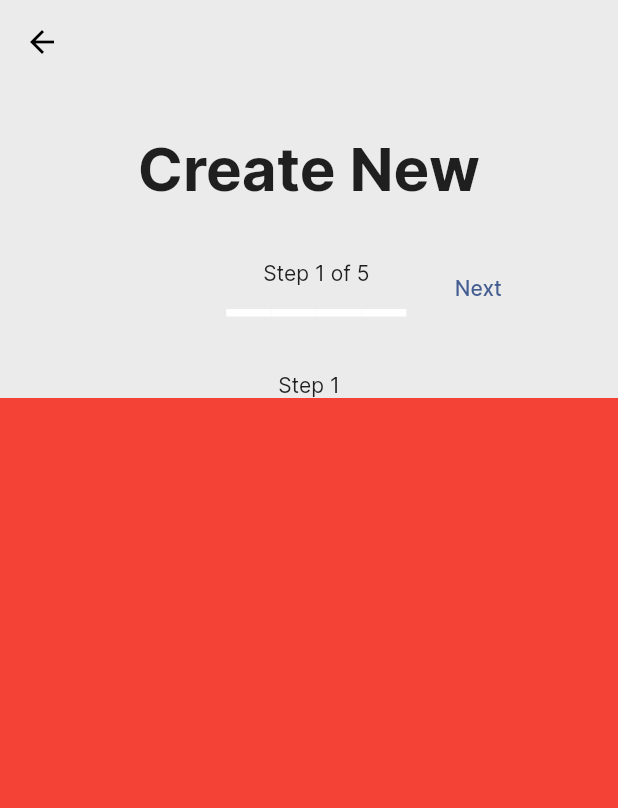
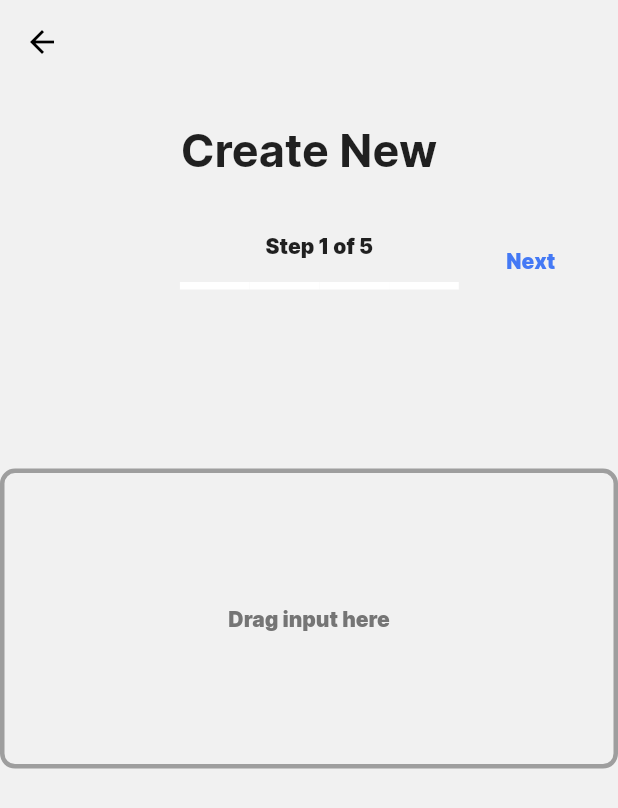
Before and after one commit to darrylad/ML-Studio, a Flutter app: the screen it shows after launch, after a tap on "Login", after a tap on "Create New", on a phone screen of 412 x 824 dp. Shown: the top 808 px of the screen. Run offline on Flutter 3.47's test engine with Material 3 defaults, Android fonts, the phone set to English and light mode, and no system bars.

Commit message:
added pages and selector

```diff
--- /dev/null
+++ b/lib/components/selector.dart
@@ -0,0 +1,76 @@
+import 'package:flutter/material.dart';
+import 'package:graphical_model_interface/theme.dart';
+
+class Selector extends StatefulWidget {
+  final List<String> selectors;
+  final String defaultSelector;
+  final ValueChanged<String>? onSelectionChanged;
+
+  const Selector(
+      {super.key,
+      required this.selectors,
+      required this.defaultSelector,
+      this.onSelectionChanged});
+
+  @override
+  State<Selector> createState() => _SelectorState();
+}
+
+class _SelectorState extends State<Selector> {
+  late String selectedElement;
+
+  @override
+  void initState() {
+    super.initState();
+    selectedElement = widget.defaultSelector;
+  }
+
+  @override
+  Widget build(BuildContext context) {
+    return SingleChildScrollView(
+      child: Padding(
+        padding: EdgeInsets.symmetric(
+            horizontal: 10 + MediaQuery.of(context).size.width * 0.1,
+            vertical: 10),
+        child: Wrap(
+          spacing: 32,
+          alignment: WrapAlignment.center,
+          runSpacing: 16,
+          children: widget.selectors.map((selectorElement) {
+            bool isSelected = selectedElement == selectorElement;
+            return InkWell(
+              onTap: () {
+                if (widget.onSelectionChanged != null) {
+                  widget.onSelectionChanged!(selectorElement);
+                }
+
+                setState(() {
+                  selectedElement = selectorElement;
+                });
+              },
+              child: Container(
+                width: 180,
+                height: 60,
+                decoration: BoxDecoration(
+                  color: isSelected ? Col.blue : Colors.white,
+                  borderRadius: BorderRadius.circular(8),
+                ),
+                child: Center(
+                  child: Text(
+                    selectorElement,
+                    style: TextStyle(
+                      fontSize: 16,
+                      fontWeight:
+                          isSelected ? FontWeight.bold : FontWeight.normal,
+                      color: isSelected ? Colors.white : Colors.black,
+                    ),
+                  ),
+                ),
+              ),
+            );
+          }).toList(),
+        ),
+      ),
+    );
+  }
+}
--- a/lib/components/stepper.dart
+++ b/lib/components/stepper.dart
@@ -1,4 +1,5 @@
 import 'package:flutter/material.dart';
+import 'package:graphical_model_interface/theme.dart';
 
 class Stepper extends StatelessWidget {
   final int totalSteps;
@@ -16,9 +17,9 @@ class Stepper extends StatelessWidget {
 
   Color _stepColor(int index) {
     if (index < currentStep) {
-      return Colors.green.shade700; // Completed steps
+      return Col.green; // Completed steps
     } else if (index == currentStep) {
-      return Colors.blue.shade800; // Current step
+      return Col.blue; // Current step
     } else {
       return Colors.white; // Upcoming steps
     }
@@ -34,6 +35,9 @@ class Stepper extends StatelessWidget {
             opacity: (currentStep > 1) ? 1 : 0,
             child: TextButton(
                 onPressed: (currentStep > 1) ? decrementStep : null,
+                style: ButtonStyle(
+                  foregroundColor: WidgetStateProperty.all<Color>(Col.blue),
+                ),
                 child: const Text("Previous"))),
         const SizedBox(width: 16),
         Column(
@@ -54,10 +58,11 @@ class Stepper extends StatelessWidget {
                         : const SizedBox(),
                     if (index < totalSteps - 1)
                       Container(
-                        width: 30,
+                        width: 30 + MediaQuery.of(context).size.width * 0.04,
                         height: 5,
-                        color: (index + 1 < currentStep)
-                            ? Colors.green.shade700
+                        color: (index + 1 < currentStep &&
+                                (!largeWidth || totalSteps < currentStep))
+                            ? Col.green
                             : Colors.white,
                       ),
                   ],
@@ -67,15 +72,21 @@ class Stepper extends StatelessWidget {
           ],
         ),
         const SizedBox(width: 16),
-        TextButton(onPressed: incrementStep, child: const Text("Next")),
+        TextButton(
+          onPressed: incrementStep,
+          style: ButtonStyle(
+            foregroundColor: WidgetStateProperty.all<Color>(Col.blue),
+          ),
+          child: const Text("Next"),
+        ),
       ],
     );
   }
 
   Container step(int index, Color color) {
     return Container(
-      height: 50,
-      width: 50,
+      height: 35,
+      width: 35,
       decoration: BoxDecoration(
         color: color,
         borderRadius: BorderRadius.circular(150),
--- /dev/null
+++ b/lib/configs.dart
@@ -0,0 +1,35 @@
+final List<String> models = [
+  "ResNet",
+  "MobileNetV2",
+  "InceptionV3",
+  "MobileNetV3",
+  "EfficientNet",
+  "InceptionV2"
+];
+
+Map<String, dynamic> modelConfig = {
+  "models": models,
+  "selectedModel": models[0],
+  "epochs": 10,
+  "batchSize": 32,
+  "learningRate": 0.001,
+  "optimizer": "adam",
+  "loss": "sparse_categorical_crossentropy",
+  "metrics": ["accuracy"],
+  "validationSplit": 0.2,
+  "imageSize": 224,
+  "augmentation": false,
+  "augmentationOptions": {
+    "rotation": 0.1,
+    "widthShift": 0.1,
+    "heightShift": 0.1,
+    "shear": 0.1,
+    "zoom": 0.1,
+    "horizontalFlip": false,
+    "verticalFlip": false,
+    "randomBrightness": false,
+    "randomContrast": false,
+    "randomSaturation": false,
+    "randomHue": false
+  }
+};
--- a/lib/pages/createnew.dart
+++ b/lib/pages/createnew.dart
@@ -1,5 +1,7 @@
 import 'package:flutter/material.dart';
+import 'package:graphical_model_interface/components/selector.dart';
 import 'package:graphical_model_interface/components/stepper.dart' as s;
+import 'package:graphical_model_interface/configs.dart';
 
 class CreateNew extends StatefulWidget {
   const CreateNew({super.key});
@@ -13,6 +15,8 @@ class _CreateNewState extends State<CreateNew> {
   int currentStep = 1;
 
   PageController pageController = PageController();
+
+  String? selectedModel;
 
   void incrementStep() {
     if (currentStep > totalSteps) {
@@ -57,10 +61,10 @@ class _CreateNewState extends State<CreateNew> {
       ),
       body: Column(
         children: [
-          const SizedBox(height: 32),
+          const SizedBox(height: 26),
           const Text(
             'Create New',
-            style: TextStyle(fontSize: 40, fontWeight: FontWeight.bold),
+            style: TextStyle(fontSize: 30, fontWeight: FontWeight.bold),
           ),
           const SizedBox(height: 32),
           s.Stepper(
@@ -70,29 +74,68 @@ class _CreateNewState extends State<CreateNew> {
             decrementStep: decrementStep,
           ),
           const SizedBox(height: 32),
-          Text('Step $currentStep'),
           Expanded(
             child: PageView(
               controller: pageController,
               physics: const NeverScrollableScrollPhysics(),
               children: [
-                Container(
-                  color: Colors.red,
-                ),
-                Container(
-                  color: Colors.blue,
-                ),
-                Container(
-                  color: Colors.green,
-                ),
-                Container(
-                  color: Colors.yellow,
-                ),
-                Container(
-                  color: Colors.purple,
-                ),
+                page1(context),
+                page2(),
+                page3(context, models),
+                Container(),
+                Container(),
               ],
             ),
+          )
+        ],
+      ),
+    );
+  }
+
+  Column page3(BuildContext context, List<String> models) {
+    return Column(
+      children: [
+        const Text("Select a model"),
+        const SizedBox(height: 16),
+        Expanded(
+            child: Selector(
+          selectors: models,
+          defaultSelector: modelConfig["selectedModel"],
+          onSelectionChanged: (newSelection) {
+            setState(() {
+              modelConfig["selectedModel"] = newSelection;
+            });
+          },
+        )),
+      ],
+    );
+  }
+
+  Column page2() {
+    return const Column(
+      children: [
+        Text("Labels"),
+      ],
+    );
+  }
+
+  SingleChildScrollView page1(BuildContext context) {
+    return SingleChildScrollView(
+      child: Column(
+        children: [
+          SizedBox(height: MediaQuery.of(context).size.height * 0.1),
+          Container(
+            height: 200,
+            width: 400 + MediaQuery.of(context).size.width * 0.1,
+            decoration: BoxDecoration(
+              borderRadius: BorderRadius.circular(10),
+              border: Border.all(color: Colors.grey.shade500, width: 3),
+            ),
+            child: Center(
+                child: Text(
+              "Drag input here",
+              style: TextStyle(color: Colors.grey.shade600),
+            )),
           )
         ],
       ),
--- a/lib/pages/home.dart
+++ b/lib/pages/home.dart
@@ -16,7 +16,7 @@ class Home extends StatelessWidget {
                 const SizedBox(height: 100),
                 const Text("Models",
                     style:
-                        TextStyle(fontSize: 40, fontWeight: FontWeight.bold)),
+                        TextStyle(fontSize: 30, fontWeight: FontWeight.bold)),
                 const SizedBox(height: 16),
                 ListTile(
                   title: const Text('Create New'),
--- a/lib/pages/login.dart
+++ b/lib/pages/login.dart
@@ -1,5 +1,6 @@
 import 'package:flutter/material.dart';
 import 'package:graphical_model_interface/pages/home.dart';
+import 'package:graphical_model_interface/theme.dart';
 
 class Login extends StatelessWidget {
   const Login({super.key});
@@ -28,13 +29,19 @@ class Login extends StatelessWidget {
                   labelText: 'Password',
                 ),
               ),
-              const SizedBox(height: 16),
+              const SizedBox(height: 32),
               ElevatedButton(
                 onPressed: () {
                   Navigator.pushReplacement(context,
                       MaterialPageRoute(builder: (context) => const Home()));
                 },
-                child: const Text('Login'),
+                style: ButtonStyle(
+                  backgroundColor: WidgetStateProperty.all<Color>(Col.blue),
+                  elevation: WidgetStateProperty.all<double>(1),
+                ),
+                child: const Text(
+                  'Login',
+                ),
               ),
             ],
           ),
--- a/lib/theme.dart
+++ b/lib/theme.dart
@@ -1,10 +1,70 @@
 import 'package:flutter/material.dart';
 
 ThemeData theme() {
-  return ThemeData(
+  final baseTheme = ThemeData(
     colorScheme: ColorScheme.fromSeed(seedColor: Colors.blueAccent),
-    scaffoldBackgroundColor: const Color.fromARGB(255, 235, 235, 235),
+    scaffoldBackgroundColor: const Color(0xffF1F1F1),
     fontFamily: 'Inter',
     useMaterial3: false,
   );
+
+  return baseTheme.copyWith(
+    textTheme: adjustTextTheme(baseTheme.textTheme),
+  );
 }
+
+class Col {
+  static const Color blue = Color(0xff4479f5);
+  static const Color green = Color(0xff1c8955);
+  static const Color darkBlue = Color(0xff3361CD);
+}
+
+FontWeight bolder(FontWeight? weight) {
+  const mapping = {
+    FontWeight.w100: FontWeight.w200,
+    FontWeight.w200: FontWeight.w300,
+    FontWeight.w300: FontWeight.w400,
+    FontWeight.w400: FontWeight.w500,
+    FontWeight.w500: FontWeight.w600,
+    FontWeight.w600: FontWeight.w700,
+    FontWeight.w700: FontWeight.w800,
+    FontWeight.w800: FontWeight.w900,
+    FontWeight.w900: FontWeight.w900,
+  };
+  return mapping[weight] ?? FontWeight.w900;
+}
+
+TextTheme adjustTextTheme(TextTheme base) {
+  return TextTheme(
+    displayLarge: base.displayLarge
+        ?.copyWith(fontWeight: bolder(base.displayLarge?.fontWeight)),
+    displayMedium: base.displayMedium
+        ?.copyWith(fontWeight: bolder(base.displayMedium?.fontWeight)),
+    displaySmall: base.displaySmall
+        ?.copyWith(fontWeight: bolder(base.displaySmall?.fontWeight)),
+    headlineLarge: base.headlineLarge
+        ?.copyWith(fontWeight: bolder(base.headlineLarge?.fontWeight)),
+    headlineMedium: base.headlineMedium
+        ?.copyWith(fontWeight: bolder(base.headlineMedium?.fontWeight)),
+    headlineSmall: base.headlineSmall
+        ?.copyWith(fontWeight: bolder(base.headlineSmall?.fontWeight)),
+    titleLarge: base.titleLarge
+        ?.copyWith(fontWeight: bolder(base.titleLarge?.fontWeight)),
+    titleMedium: base.titleMedium
+        ?.copyWith(fontWeight: bolder(base.titleMedium?.fontWeight)),
+    titleSmall: base.titleSmall
+        ?.copyWith(fontWeight: bolder(base.titleSmall?.fontWeight)),
+    bodyLarge: base.bodyLarge
+        ?.copyWith(fontWeight: bolder(base.bodyLarge?.fontWeight)),
+    bodyMedium: base.bodyMedium
+        ?.copyWith(fontWeight: bolder(base.bodyMedium?.fontWeight)),
+    bodySmall: base.bodySmall
+        ?.copyWith(fontWeight: bolder(base.bodySmall?.fontWeight)),
+    labelLarge: base.labelLarge
+        ?.copyWith(fontWeight: bolder(base.labelLarge?.fontWeight)),
+    labelMedium: base.labelMedium
+        ?.copyWith(fontWeight: bolder(base.labelMedium?.fontWeight)),
+    labelSmall: base.labelSmall
+        ?.copyWith(fontWeight: bolder(base.labelSmall?.fontWeight)),
+  );
+}
```
